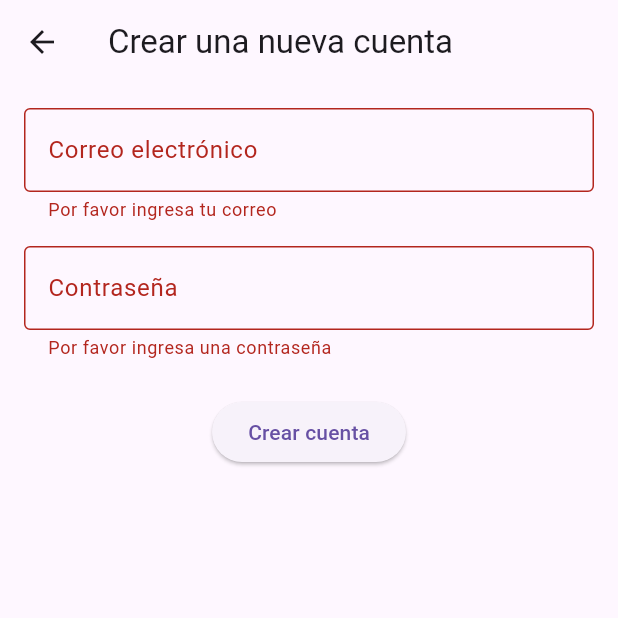
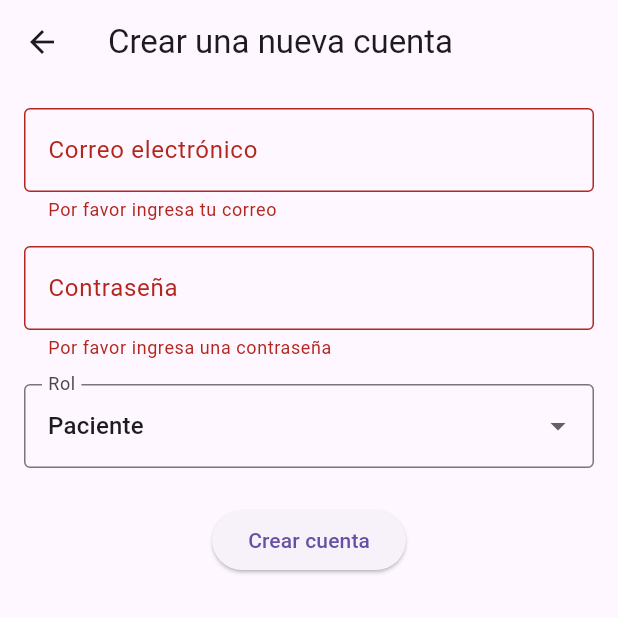
Before and after one commit to Joseph321123/Doctor_Appointment_App, a Flutter app: the RegisterPage screen opened by its route, after a tap on "Crear cuenta", on a phone screen of 412 x 824 dp, the top half of it. Run offline on Flutter 3.47's test engine with Material 3 defaults, Android fonts, the phone set to English and light mode, and no system bars; our stand-ins replace cloud_firestore, firebase_auth, firebase_core, fl_chart; accounts and stored records are empty.

```diff
--- a/doctor_appointment_app/lib/profile_page.dart
+++ b/doctor_appointment_app/lib/profile_page.dart
@@ -20,15 +20,12 @@ class _ProfilePageState extends State<ProfilePage> {
   final TextEditingController enfermedadesController = TextEditingController();
 
   bool _loading = false;
-  //_loading es un interruptor visual:
-  //true mueestra un "cargando..." y bloquea la UI
-  //flase muestra la pantalla normal
 
   @override
   void initState() {
     super.initState();
     _loadUserData();
-  } // aqui creamos la clase que cargara los datos del usuario al iniciar
+  }
 
   //cargar datos del usuario desde firestore
   Future<void> _loadUserData() async {
@@ -40,8 +37,7 @@ class _ProfilePageState extends State<ProfilePage> {
       final data = doc.data()!;
       nombreController.text = data['nombre'] ?? '';
       telefonoController.text = data['telefono'] ?? '';
-      enfermedadesController.text =
-          data['enfermedades'] ?? ''; //(antes historial medico)
+      enfermedadesController.text = data['enfermedades'] ?? '';
     }
   }
 
@@ -52,13 +48,22 @@ class _ProfilePageState extends State<ProfilePage> {
 
     setState(() => _loading = true);
 
-    await _firestore.collection('usuarios').doc(user.uid).set({
+    final docRef = _firestore.collection('usuarios').doc(user.uid);
+    final doc = await docRef.get();
+
+    // Si ya existe el rol, lo mantenemos, si no, asignamos "Paciente"
+    String role = 'Paciente';
+    if (doc.exists && doc.data()!.containsKey('rol')) {
+      role = doc['rol'];
+    }
+
+    await docRef.set({
       'nombre': nombreController.text.trim(),
       'telefono': telefonoController.text.trim(),
-      'enfermedades': enfermedadesController.text
-          .trim(), // (antes historial medico)
+      'enfermedades': enfermedadesController.text.trim(),
       'email': user.email,
       'uid': user.uid,
+      'rol': role, // Aquí se asigna el rol
     });
 
     setState(() => _loading = false);
--- a/doctor_appointment_app/lib/register_page.dart
+++ b/doctor_appointment_app/lib/register_page.dart
@@ -1,6 +1,7 @@
 // register_page.dart
 import 'package:flutter/material.dart';
 import 'package:firebase_auth/firebase_auth.dart';
+import 'package:cloud_firestore/cloud_firestore.dart';
 import 'routes.dart';
 
 class RegisterPage extends StatefulWidget {
@@ -9,26 +10,22 @@ class RegisterPage extends StatefulWidget {
 }
 
 class _RegisterPageState extends State<RegisterPage> {
-  // GlobalKey para identificar el formulario y validar sus campos
   final _formKey = GlobalKey<FormState>();
-  // Controladores para manejar los campos de texto (email y contraseña)
   final TextEditingController emailController = TextEditingController();
   final TextEditingController passwordController = TextEditingController();
+  final FirebaseAuth _auth = FirebaseAuth.instance;
 
-  // Instancia de FirebaseAuth para manejar la autenticacion de usuarios
-  // como vimos en clase
-  final FirebaseAuth _auth = FirebaseAuth.instance;
+  // variable para rol
+  String _selectedRole = 'Paciente';
 
   @override
   Widget build(BuildContext context) {
     return Scaffold(
-      // Barra superior de la aplicacion con el titulo.
       appBar: AppBar(
         title: const Text("Crear una nueva cuenta"),
         leading: IconButton(
           icon: const Icon(Icons.arrow_back),
           onPressed: () {
-            // 👇 Regresa a la pantalla de login y limpia el historial
             Navigator.pushNamedAndRemoveUntil(
               context,
               Routes.login,
@@ -37,86 +34,97 @@ class _RegisterPageState extends State<RegisterPage> {
           },
         ),
       ),
-
-      // Cuerpo de la pantalla que contiene el formulario.
       body: Padding(
-        padding: const EdgeInsets.all(16.0), // Margen alrededor del formulario
+        padding: const EdgeInsets.all(16.0),
         child: Form(
-          key: _formKey, // Asociamos la clave global con el formulario
+          key: _formKey,
           child: Column(
             children: [
-              // Campo de texto para el correo electronico
               TextFormField(
-                controller:
-                    emailController, // Controlador para manejar el texto ingresado
+                controller: emailController,
                 decoration: const InputDecoration(
-                  labelText:
-                      "Correo electrónico", // Etiqueta que se muestra en el campo
-                  border: OutlineInputBorder(), // Borde del campo de texto
+                  labelText: "Correo electrónico",
+                  border: OutlineInputBorder(),
                 ),
                 validator: (value) {
-                  // Valida que el campo no este vacio
                   if (value == null || value.isEmpty) {
-                    return "Por favor ingresa tu correo"; // Mensaje de error si el campo está vacío
+                    return "Por favor ingresa tu correo";
                   }
-                  return null; // Retorna null si la validación es exitosa
+                  return null;
                 },
               ),
-              const SizedBox(height: 16), // Espaciado entre campos
-              // Campo de texto para la contraseña
+              const SizedBox(height: 16),
               TextFormField(
-                controller:
-                    passwordController, // Controlador para la contraseña
+                controller: passwordController,
                 decoration: const InputDecoration(
-                  labelText:
-                      "Contraseña", // Etiqueta que se muestra en el campo
-                  border: OutlineInputBorder(), // Borde del campo de texto
+                  labelText: "Contraseña",
+                  border: OutlineInputBorder(),
                 ),
-                obscureText:
-                    true, // Oculta el texto mientras se escribe (para la contraseña)
+                obscureText: true,
                 validator: (value) {
-                  // Valida que el campo de contraseña no este vacio
                   if (value == null || value.isEmpty) {
-                    return "Por favor ingresa una contraseña"; // Mensaje de error si el campo esta vacio
+                    return "Por favor ingresa una contraseña";
                   }
-                  return null; // Retorna null si la validacion es exitosa
+                  return null;
                 },
               ),
-              const SizedBox(height: 24), // Espaciado entre campos y boton
-              // Boton para crear una nueva cuenta
+              const SizedBox(height: 16),
+
+              // Dropdown para seleccionar rol
+              DropdownButtonFormField<String>(
+                value: _selectedRole,
+                decoration: const InputDecoration(
+                  labelText: "Rol",
+                  border: OutlineInputBorder(),
+                ),
+                items: const [
+                  DropdownMenuItem(value: 'Paciente', child: Text('Paciente')),
+                  DropdownMenuItem(value: 'Médico', child: Text('Médico')),
+                ],
+                onChanged: (value) {
+                  setState(() {
+                    _selectedRole = value!;
+                  });
+                },
+              ),
+
+              const SizedBox(height: 24),
               ElevatedButton(
                 onPressed: () async {
                   if (_formKey.currentState!.validate()) {
-                    // Si el formulario es valido, intenta registrar al usuario
                     try {
-                      // Intentamos crear una nueva cuenta con el correo y la contraseña ingresada
                       UserCredential userCredential = await _auth
                           .createUserWithEmailAndPassword(
-                            email: emailController.text
-                                .trim(), // Correo del usuario
-                            password: passwordController.text
-                                .trim(), // Contraseña del usuario
+                            email: emailController.text.trim(),
+                            password: passwordController.text.trim(),
                           );
-                      // Si el registro es exitoso, mostramos un mensaje de bienvenida
+
+                      // NUEVO: Guardar rol en Firestore
+                      await FirebaseFirestore.instance
+                          .collection('usuarios')
+                          .doc(userCredential.user!.uid)
+                          .set({
+                            'rol': _selectedRole,
+                            'email': emailController.text.trim(),
+                          });
+
                       ScaffoldMessenger.of(context).showSnackBar(
                         SnackBar(
                           content: Text(
-                            "Cuenta creada para ${userCredential.user!.email}", // Mostramos el correo del usuario registrado
+                            "Cuenta creada para ${userCredential.user!.email}",
                           ),
                         ),
                       );
 
-                      // Volver a la pantalla anterior (Login)
-                      Navigator.pop(context); // Regresar a la pagina de login
+                      Navigator.pop(context); // Regresar a login
                     } on FirebaseAuthException catch (e) {
-                      // Si ocurre un error, mostramos el mensaje de error
                       ScaffoldMessenger.of(
                         context,
                       ).showSnackBar(SnackBar(content: Text(e.message!)));
                     }
                   }
                 },
-                child: const Text("Crear cuenta"), // Texto del boton
+                child: const Text("Crear cuenta"),
               ),
             ],
           ),
--- a/doctor_appointment_app/pubspec.yaml
+++ b/doctor_appointment_app/pubspec.yaml
@@ -34,6 +34,8 @@ dependencies:
   firebase_core: ^2.32.0
   firebase_auth: ^4.20.0
   cloud_firestore: ^4.8.3
+  fl_chart: ^1.1.1
+  intl: ^0.18.1
 
   # The following adds the Cupertino Icons font to your application.
   # Use with the CupertinoIcons class for iOS style icons.
```
Also changed, not shown: doctor_appointment_app/lib/citas_stats_chart.dart (added, +102 -0 lines), doctor_appointment_app/lib/dashboard_page.dart (added, +133 -0 lines), doctor_appointment_app/lib/login_page.dart (+32 -2 lines), doctor_appointment_app/lib/routes.dart (+49 -1 lines), doctor_appointment_app/pubspec.lock.
